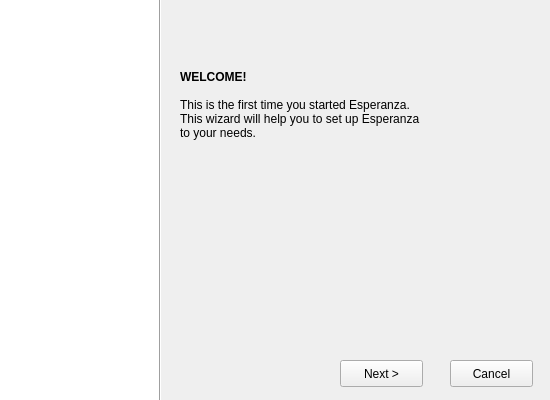
The window that src/dialogs/firsttimewizard/welcome.ui (theefer/esperanza) describes before a commit, drawn with Qt 5.
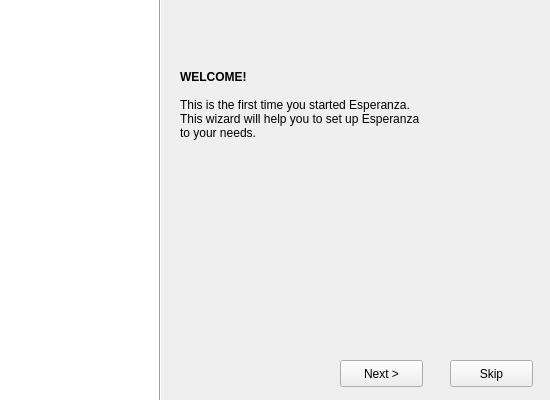
The same window after the commit. Icons and pictures are not drawn.

Commit message: FTW: Cancle -> Skip; Once done never shown again

What changed in the file:
```diff
--- a/src/dialogs/firsttimewizard/welcome.ui
+++ b/src/dialogs/firsttimewizard/welcome.ui
@@ -443,7 +443,7 @@
     </rect>
    </property>
    <property name="text" >
-    <string>Cancel</string>
+    <string>Skip</string>
    </property>
   </widget>
   <widget class="QPushButton" name="pbNext" >
```
The commit also changes 3 other files.
